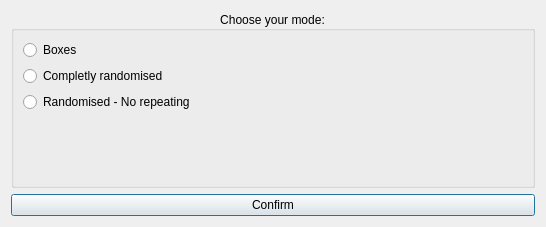
Above: cardView/modeOptions.ui from Szybet/sanki before the change. Below: the same form after it.
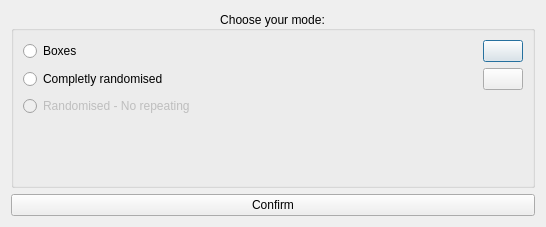
That is the form after the change. Icons and pictures are not drawn.

What changed in the file:
```diff
--- a/cardView/modeOptions.ui
+++ b/cardView/modeOptions.ui
@@ -44,6 +44,8 @@
        </property>
        <layout class="QVBoxLayout" name="verticalLayout_2">
         <item>
+         <layout class="QHBoxLayout" name="horizontalLayout">
+          <item>
          <widget class="QRadioButton" name="ButtonBoxes">
           <property name="text">
            <string>Boxes</string>
@@ -51,6 +53,27 @@
          </widget>
         </item>
         <item>
+           <widget class="QPushButton" name="boxesInfoButton">
+            <property name="sizePolicy">
+             <sizepolicy hsizetype="Fixed" vsizetype="Fixed">
+              <horstretch>0</horstretch>
+              <verstretch>0</verstretch>
+             </sizepolicy>
+            </property>
+            <property name="text">
+             <string/>
+            </property>
+            <property name="icon">
+             <iconset resource="../Resources/sanki.qrc">
+              <normaloff>:/icons/info.svg</normaloff>:/icons/info.svg</iconset>
+            </property>
+           </widget>
+          </item>
+         </layout>
+        </item>
+        <item>
+         <layout class="QHBoxLayout" name="horizontalLayout_2">
+          <item>
          <widget class="QRadioButton" name="ButtonCRandom">
           <property name="text">
            <string>Completly randomised</string>
@@ -58,7 +81,29 @@
          </widget>
         </item>
         <item>
+           <widget class="QPushButton" name="CRInfoButton">
+            <property name="sizePolicy">
+             <sizepolicy hsizetype="Fixed" vsizetype="Fixed">
+              <horstretch>0</horstretch>
+              <verstretch>0</verstretch>
+             </sizepolicy>
+            </property>
+            <property name="text">
+             <string/>
+            </property>
+            <property name="icon">
+             <iconset resource="../Resources/sanki.qrc">
+              <normaloff>:/icons/info.svg</normaloff>:/icons/info.svg</iconset>
+            </property>
+           </widget>
+          </item>
+         </layout>
+        </item>
+        <item>
          <widget class="QRadioButton" name="ButtonRandomNR">
+          <property name="enabled">
+           <bool>false</bool>
+          </property>
           <property name="text">
            <string>Randomised - No repeating</string>
           </property>
```
Left out of the diff: 5 changed lines with no effect on the pictures. Lines whose indentation alone changed are shown as unchanged.
